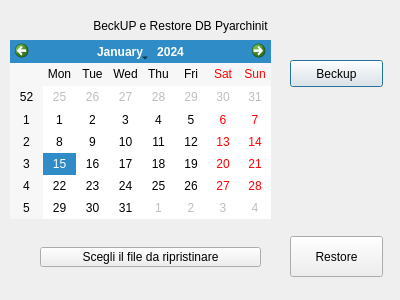
Before: the Qt Designer form pyarchinit/modules/gui/dbmanagment_ui.ui in pyarchinit/pyarchinit_218, drawn with Qt 5.
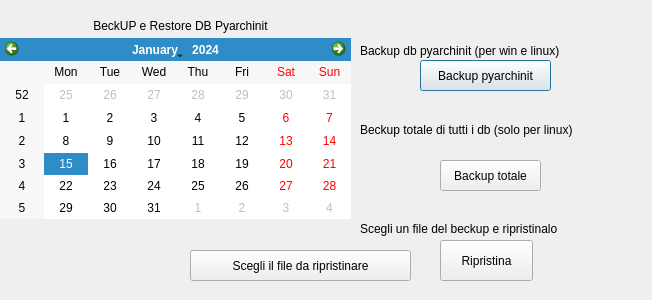
After: the same form once the commit is applied.

Commit message:
sistemato backup per win
è stato sistemato il backup per windows,
manca da sistemare il restore per windows

```diff
--- a/pyarchinit/modules/gui/dbmanagment_ui.ui
+++ b/pyarchinit/modules/gui/dbmanagment_ui.ui
@@ -6,7 +6,7 @@
    <rect>
     <x>0</x>
     <y>0</y>
-    <width>400</width>
+    <width>652</width>
     <height>300</height>
    </rect>
   </property>
@@ -16,14 +16,14 @@
   <widget class="QPushButton" name="beckup">
    <property name="geometry">
     <rect>
-     <x>290</x>
+     <x>420</x>
      <y>60</y>
-     <width>93</width>
-     <height>27</height>
+     <width>131</width>
+     <height>31</height>
     </rect>
    </property>
    <property name="text">
-    <string>Beckup</string>
+    <string>Backup pyarchinit</string>
    </property>
   </widget>
   <widget class="QLabel" name="label">
@@ -42,39 +42,113 @@
   <widget class="QPushButton" name="restore">
    <property name="geometry">
     <rect>
-     <x>290</x>
-     <y>236</y>
+     <x>440</x>
+     <y>240</y>
      <width>93</width>
      <height>41</height>
     </rect>
    </property>
    <property name="text">
-    <string>Restore</string>
+    <string>Ripristina</string>
    </property>
   </widget>
   <widget class="QCalendarWidget" name="calendarWidget">
    <property name="geometry">
     <rect>
-     <x>10</x>
-     <y>40</y>
-     <width>261</width>
-     <height>179</height>
+     <x>0</x>
+     <y>38</y>
+     <width>351</width>
+     <height>181</height>
     </rect>
    </property>
+   <property name="minimumSize">
+    <size>
+     <width>191</width>
+     <height>181</height>
+    </size>
+   </property>
+   <property name="styleSheet">
+    <string notr="true">font: 10pt &quot;Andale Mono&quot;;</string>
+   </property>
   </widget>
   <widget class="QPushButton" name="upload">
    <property name="geometry">
     <rect>
-     <x>40</x>
-     <y>247</y>
+     <x>190</x>
+     <y>250</y>
      <width>221</width>
-     <height>20</height>
+     <height>31</height>
     </rect>
    </property>
    <property name="text">
     <string>Scegli il file da ripristinare</string>
    </property>
   </widget>
+  <widget class="QPushButton" name="beckup_total">
+   <property name="geometry">
+    <rect>
+     <x>440</x>
+     <y>160</y>
+     <width>101</width>
+     <height>31</height>
+    </rect>
+   </property>
+   <property name="text">
+    <string>Backup totale</string>
+   </property>
+  </widget>
+  <widget class="QLabel" name="label_2">
+   <property name="geometry">
+    <rect>
+     <x>420</x>
+     <y>20</y>
+     <width>161</width>
+     <height>51</height>
+    </rect>
+   </property>
+   <property name="text">
+    <string/>
+   </property>
+  </widget>
+  <widget class="QLabel" name="label_3">
+   <property name="geometry">
+    <rect>
+     <x>360</x>
+     <y>30</y>
+     <width>251</width>
+     <height>41</height>
+    </rect>
+   </property>
+   <property name="text">
+    <string>Backup db pyarchinit (per win e linux)</string>
+   </property>
+  </widget>
+  <widget class="QLabel" name="label_4">
+   <property name="geometry">
+    <rect>
+     <x>360</x>
+     <y>120</y>
+     <width>271</width>
+     <height>20</height>
+    </rect>
+   </property>
+   <property name="text">
+    <string>Beckup totale di tutti i db (solo per linux)</string>
+   </property>
+  </widget>
+  <widget class="QLabel" name="label_5">
+   <property name="geometry">
+    <rect>
+     <x>360</x>
+     <y>220</y>
+     <width>261</width>
+     <height>17</height>
+    </rect>
+   </property>
+   <property name="text">
+    <string>Scegli un file del beckup e ripristinalo</string>
+   </property>
+  </widget>
  </widget>
  <resources>
   <include location="resources.qrc"/>
```
The commit also changes 3 other files.
